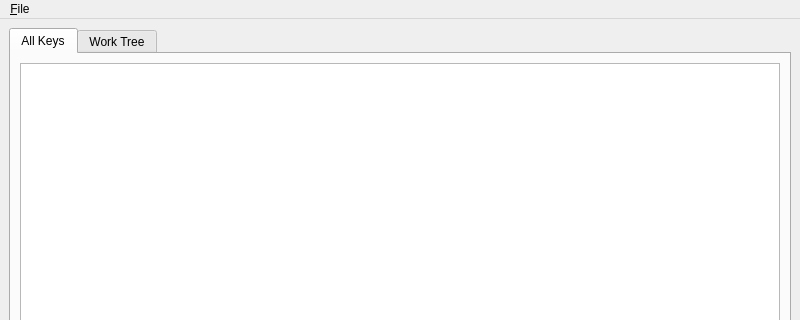
Old version of the form qtdesigner-ui/main_window.ui in the repository alpernebbi/git-annex-metadata-gui; both pictures show x 0 to 800 and y 0 to 320 of the 800 by 600 pixel window.
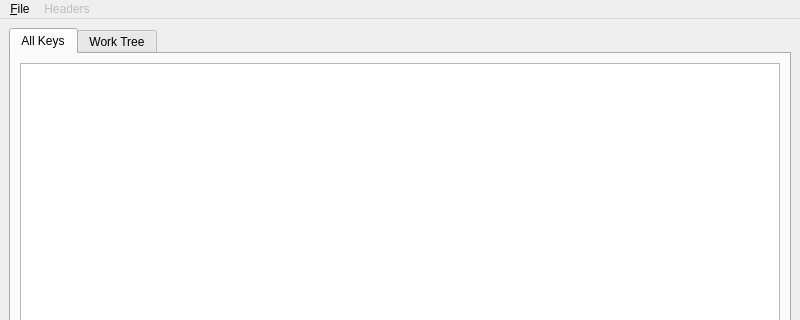
New version of the form.

Commit message: Implement hiding and showing headers

```diff
--- a/qtdesigner-ui/main_window.ui
+++ b/qtdesigner-ui/main_window.ui
@@ -105,7 +105,16 @@
     <addaction name="action_refresh"/>
     <addaction name="action_exit"/>
    </widget>
+   <widget class="QMenu" name="menu_headers">
+    <property name="enabled">
+     <bool>false</bool>
+    </property>
+    <property name="title">
+     <string>Headers</string>
+    </property>
+   </widget>
    <addaction name="menu_file"/>
+   <addaction name="menu_headers"/>
   </widget>
   <widget class="QStatusBar" name="statusbar"/>
   <action name="action_open">
```
Left out of the diff: 3 changed lines with no effect on the pictures. The commit also changes 2 other files.
